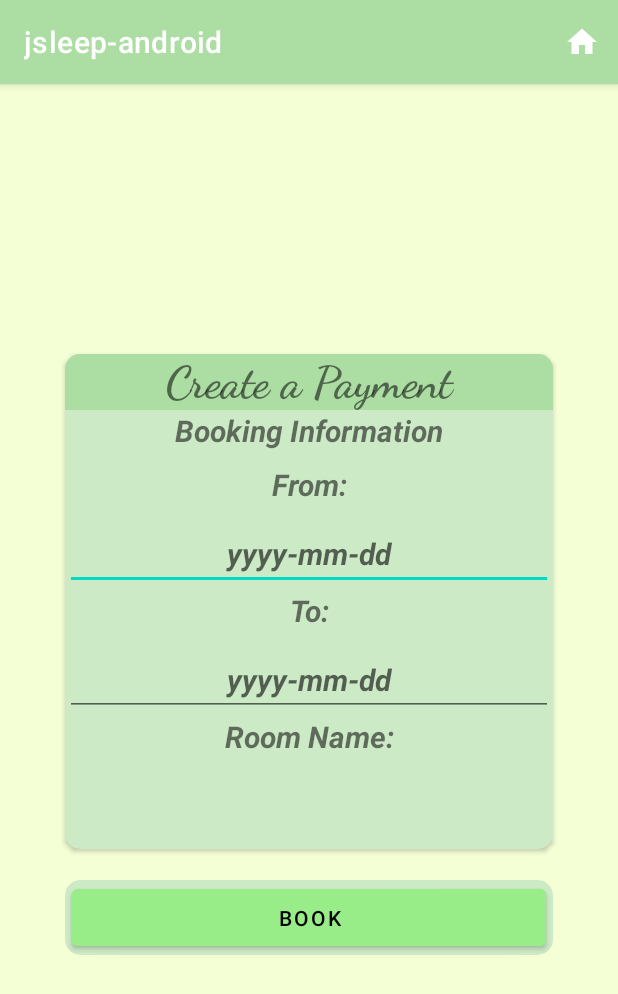
After one commit to marsyuma/jsleep-android, an Android app: the CreatePaymentActivity screen opened directly, with no data from a screen before it, on a phone screen of 412 x 824 dp. The commit adds this screen. Shown: the top 994 px of the screen. Run offline under Robolectric (Android 15) with nearby library versions, the phone set to English and light mode, and no system bars; 1 statement that could not run was skipped.

Commit message:
Payment bisa

```diff
--- /dev/null
+++ b/app/src/main/java/com/BintangMarsyumaRakhasunuJSleepJS/jsleep_android/CreatePaymentActivity.java
@@ -0,0 +1,231 @@
+package com.BintangMarsyumaRakhasunuJSleepJS.jsleep_android;
+
+import androidx.annotation.NonNull;
+import androidx.appcompat.app.AppCompatActivity;
+import androidx.cardview.widget.CardView;
+
+import android.content.Context;
+import android.content.*;
+import android.os.Bundle;
+import android.view.Menu;
+import android.view.MenuInflater;
+import android.view.MenuItem;
+import android.view.View;
+import android.widget.Button;
+import android.widget.EditText;
+import android.widget.TextView;
+import android.widget.Toast;
+
+import com.BintangMarsyumaRakhasunuJSleepJS.jsleep_android.model.Payment;
+import com.BintangMarsyumaRakhasunuJSleepJS.jsleep_android.request.BaseApiService;
+import com.BintangMarsyumaRakhasunuJSleepJS.jsleep_android.request.UtilsApi;
+
+import java.util.regex.Matcher;
+import java.util.regex.Pattern;
+
+import retrofit2.*;
+import retrofit2.http.Query;
+
+public class CreatePaymentActivity extends AppCompatActivity {
+    BaseApiService mApiService;
+    Context mContext;
+
+    Payment payment;
+
+    TextView roomName;
+
+    CardView CardViewBook;
+    Button BookingButton;
+
+    EditText BookingFrom, BookingTo;
+
+    CardView CardViewConfirmCancel;
+    Button ConfirmButton, CancelButton;
+
+    final String REGEX_DATE_PATTERN = "\\d{4}-\\d{2}-\\d{2}";
+
+    @Override
+    protected void onCreate(Bundle savedInstanceState) {
+        mApiService = UtilsApi.getApiService();
+        mContext = this;
+
+        super.onCreate(savedInstanceState);
+        setContentView(R.layout.activity_create_payment);
+
+        roomName = findViewById(R.id.RoomNamePaymentFill);
+        roomName.setText(DetailRoomActivity.tempRoom.name);
+        BookingButton = findViewById(R.id.CreatePaymentButton);
+
+        //==============Booking Biasa================
+        CardViewBook = findViewById(R.id.CardViewBook);
+        BookingFrom = findViewById(R.id.FromFillText);
+        BookingTo = findViewById(R.id.ToFillText);
+
+        //==============Confirm Cancel================
+        CardViewConfirmCancel = findViewById(R.id.CardViewConfirmCancel);
+        ConfirmButton = findViewById(R.id.ConfirmPaymentButton);
+        CancelButton = findViewById(R.id.CancelPaymentButton);
+
+        CardViewBook.setVisibility(CardView.VISIBLE);
+        CardViewConfirmCancel.setVisibility(CardView.GONE);
+        BookingButton.setOnClickListener(new View.OnClickListener() {
+            @Override
+            public void onClick(View view) {
+                requestPayment(MainActivity.loggedAccount.id,
+                        DetailRoomActivity.tempRoom.accountId,
+                        DetailRoomActivity.tempRoom.id,
+                        BookingFrom.getText().toString(),
+                        BookingTo.getText().toString());
+
+            }
+        });
+
+        ConfirmButton.setOnClickListener(new View.OnClickListener() {
+            @Override
+            public void onClick(View view) {
+                requestConfirmPayment(payment.id);
+            }
+        });
+        CancelButton.setOnClickListener(new View.OnClickListener() {
+            @Override
+            public void onClick(View view) {
+                requestCancelPayment(payment.id);
+            }
+        });
+
+    }
+    protected Payment requestPayment(int buyerId, int renterId, int roomId, String fromDate, String toDate) {
+
+        System.out.println(fromDate);
+        System.out.println(toDate);
+
+        Pattern pattern = Pattern.compile(REGEX_DATE_PATTERN);
+        Matcher matcher = pattern.matcher(fromDate);
+        Matcher matcher2 = pattern.matcher(toDate);
+
+        boolean isMatched = matcher.matches();
+        boolean isMatched2 = matcher2.matches();
+
+
+
+        if(isMatched && isMatched2) {
+            mApiService.createPayment(buyerId, renterId, roomId, fromDate, toDate).enqueue(new Callback<Payment>() {
+                @Override
+                public void onResponse(Call<Payment> call, Response<Payment> response) {
+                    if (response.isSuccessful()) {
+                        payment = response.body();
+                        CardViewBook.setVisibility(CardView.GONE);
+                        CardViewConfirmCancel.setVisibility(CardView.VISIBLE);
+                        Toast.makeText(mContext, "Payment Created", Toast.LENGTH_SHORT).show();
+                    } else {
+                        Toast.makeText(mContext, "Payment Failed to Create", Toast.LENGTH_SHORT).show();
+                    }
+                }
+
+                @Override
+                public void onFailure(Call<Payment> call, Throwable t) {
+                    Toast.makeText(mContext, "Payment Failed to Create", Toast.LENGTH_SHORT).show();
+                }
+            });
+
+        } else {
+            Toast.makeText(mContext, "Date format is not valid", Toast.LENGTH_SHORT).show();
+        }
+
+        return null;
+    }
+
+    protected Boolean requestConfirmPayment(int paymentId) {
+        mApiService.acceptPayment(paymentId).enqueue(new Callback<Boolean>() {
+            @Override
+            public void onResponse(Call<Boolean> call, Response<Boolean> response) {
+                if (response.isSuccessful()) {
+                    Boolean isConfirmed = response.body();
+                    if(isConfirmed) {
+                        Toast.makeText(mContext, "Payment Confirmed", Toast.LENGTH_SHORT).show();
+                        Intent intent = new Intent(mContext, MainActivity.class);
+                        startActivity(intent);
+                    } else {
+                        Toast.makeText(mContext, "Payment Failed", Toast.LENGTH_SHORT).show();
+                    }
+                } else {
+                    Toast.makeText(mContext, "Payment Failed", Toast.LENGTH_SHORT).show();
+                }
+            }
+
+            @Override
+            public void onFailure(Call<Boolean> call, Throwable t) {
+                Toast.makeText(mContext, "Payment Failed", Toast.LENGTH_SHORT).show();
+            }
+        });
+
+        return null;
+    }
+    protected Boolean requestCancelPayment(int paymentId) {
+        mApiService.cancelPayment(paymentId).enqueue(new Callback<Boolean>() {
+            @Override
+            public void onResponse(Call<Boolean> call, Response<Boolean> response) {
+                if (response.isSuccessful()) {
+                    Boolean isConfirmed = response.body();
+                    if(isConfirmed) {
+                        Toast.makeText(mContext, "Payment Canceled", Toast.LENGTH_SHORT).show();
+                        Intent intent = new Intent(mContext, MainActivity.class);
+                        startActivity(intent);
+                    } else {
+                        Toast.makeText(mContext, "Payment Failed", Toast.LENGTH_SHORT).show();
+                    }
+                } else {
+                    Toast.makeText(mContext, "Payment Failed", Toast.LENGTH_SHORT).show();
+                }
+            }
+
+            @Override
+            public void onFailure(Call<Boolean> call, Throwable t) {
+                Toast.makeText(mContext, "Payment Failed", Toast.LENGTH_SHORT).show();
+            }
+        });
+
+        return null;
+    }
+
+    @Override
+    public boolean onCreateOptionsMenu(Menu menu) {
+        MenuInflater inflater = getMenuInflater();
+        inflater.inflate(R.menu.menu, menu);
+        return true;
+    }
+
+    /**
+     This method is called when a menu item is selected.
+     @param item the selected menu item
+     @return true if the menu item was handled successfully, false otherwise
+     */
+    public boolean onOptionsItemSelected(MenuItem item) {
+        // Handle item selection
+        switch (item.getItemId()) {
+            case R.id.home:
+                Intent move = new Intent(CreatePaymentActivity.this, MainActivity.class);
+                startActivity(move);
+                return true;
+            default:
+                return super.onOptionsItemSelected(item);
+        }
+    }
+
+    /**
+     This method is called to prepare the options menu.
+     @param menu the options menu to prepare
+     @return true if the menu was prepared successfully, false otherwise
+     */
+    public boolean onPrepareOptionsMenu(Menu menu)
+    {
+        MenuItem acc = menu.findItem(R.id.AccountIcon);
+        MenuItem box = menu.findItem(R.id.AddIcon);
+        MenuItem search = menu.findItem(R.id.SearchIcon);
+        search.setVisible(false);
+        acc.setVisible(false);
+        box.setVisible(false);
+        return true;
+    }
+
+}
--- a/app/src/main/java/com/BintangMarsyumaRakhasunuJSleepJS/jsleep_android/MainActivity.java
+++ b/app/src/main/java/com/BintangMarsyumaRakhasunuJSleepJS/jsleep_android/MainActivity.java
@@ -43,6 +43,8 @@ public class MainActivity extends AppCompatActivity {
     ListView list;
     int currentPage;
     public static Account loggedAccount;
+    static List<String> roomName = new ArrayList<>();
+    static BaseApiService mApiServiceStatic;
     @Override
     protected void onCreate(Bundle savedInstanceState) {
         super.onCreate(savedInstanceState);
@@ -122,6 +124,8 @@ public class MainActivity extends AppCompatActivity {
         }
 
     }
+
+
     protected List<Room> getRoomList(int page, int size) {
         mApiService.getAllRoom(page, size).enqueue(new Callback<List<Room>>() {
             @Override
--- a/app/src/main/java/com/BintangMarsyumaRakhasunuJSleepJS/jsleep_android/request/BaseApiService.java
+++ b/app/src/main/java/com/BintangMarsyumaRakhasunuJSleepJS/jsleep_android/request/BaseApiService.java
@@ -35,4 +35,26 @@ public interface BaseApiService {
     @POST("account/{id}/topUp")
     Call<Boolean> topUp(@Path("id") int id,
                         @Query("balance") int balance);
+
+    @POST("payment/create")
+    Call<Payment> createPayment(@Query("buyerId") int buyerId,
+                                @Query("renterId") int renterId,
+                                @Query("roomId") int roomId,
+                                @Query("from") String from,
+                                @Query("to") String to);
+
+    @GET("room/{id}")
+    Call<Room> room (@Path("id") int id);
+
+    @GET("payment/getAll/{id}")
+    Call<List<Payment>> getRoomByRenter(@Path("id") int renterId,@Query("page") int page, @Query("pageSize") int pageSize);
+
+    @POST("payment/{id}/accept")
+    Call<Boolean> acceptPayment(@Path("id") int id);
+
+    @POST("payment/{id}/cancel")
+    Call<Boolean> cancelPayment(@Path("id") int id);
+
+    @POST("payment/{id}/rating")
+    Call<Boolean> rating(@Path("id") int id, @Query("rating") String rating);
 }
--- /dev/null
+++ b/app/src/main/res/drawable/ic_baseline_home_24.xml
@@ -0,0 +1,5 @@
+<vector android:height="24dp" android:tint="#FFFFFF"
+    android:viewportHeight="24" android:viewportWidth="24"
+    android:width="24dp" xmlns:android="http://schemas.android.com/apk/res/android">
+    <path android:fillColor="@android:color/white" android:pathData="M10,20v-6h4v6h5v-8h3L12,3 2,12h3v8z"/>
+</vector>
--- /dev/null
+++ b/app/src/main/res/layout/activity_create_payment.xml
@@ -0,0 +1,213 @@
+<?xml version="1.0" encoding="utf-8"?>
+<androidx.constraintlayout.widget.ConstraintLayout xmlns:android="http://schemas.android.com/apk/res/android"
+    xmlns:app="http://schemas.android.com/apk/res-auto"
+    xmlns:tools="http://schemas.android.com/tools"
+    android:layout_width="match_parent"
+    android:layout_height="match_parent"
+    android:background="#f5ffd6"
+    tools:context=".CreatePaymentActivity">
+
+    <ImageView
+        android:id="@+id/SunPay2"
+        android:layout_width="411dp"
+        android:layout_height="259dp"
+
+        android:layout_marginBottom="552dp"
+        android:alpha="0.4"
+        android:rotation="180"
+        android:visibility="gone"
+        app:layout_constraintBottom_toBottomOf="parent"
+
+        app:layout_constraintEnd_toEndOf="parent"
+        app:layout_constraintHorizontal_bias="0.0"
+        app:layout_constraintStart_toStartOf="parent"
+        app:srcCompat="@drawable/sun" />
+
+    <androidx.cardview.widget.CardView
+        android:id="@+id/CardViewBook"
+        android:layout_width="325dp"
+        android:layout_height="50dp"
+        android:backgroundTint="#cdeac7"
+        android:visibility="visible"
+        app:cardCornerRadius="10dp"
+        app:layout_constraintBottom_toBottomOf="parent"
+        app:layout_constraintEnd_toEndOf="parent"
+        app:layout_constraintStart_toStartOf="parent"
+        app:layout_constraintTop_toBottomOf="@+id/RegisterDetailCard"
+        app:layout_constraintVertical_bias="0.1">>
+
+        <Button
+            android:id="@+id/CreatePaymentButton"
+            android:layout_width="match_parent"
+            android:layout_height="50dp"
+            android:layout_weight="1"
+            android:backgroundTint="#98ED89"
+            android:insetLeft="5dp"
+            android:insetRight="5dp"
+            android:text="Book"
+            android:textColor="@color/black" />
+    </androidx.cardview.widget.CardView>
+
+    <androidx.cardview.widget.CardView
+        android:id="@+id/CardViewConfirmCancel"
+        android:layout_width="325dp"
+        android:layout_height="50dp"
+        android:backgroundTint="#cdeac7"
+        android:visibility="gone"
+        app:cardCornerRadius="10dp"
+        app:layout_constraintBottom_toBottomOf="parent"
+        app:layout_constraintEnd_toEndOf="parent"
+        app:layout_constraintStart_toStartOf="parent"
+        app:layout_constraintTop_toBottomOf="@+id/RegisterDetailCard"
+        app:layout_constraintVertical_bias="0.1">
+
+        <LinearLayout
+            android:layout_width="325dp"
+            android:layout_height="60dp"
+            android:orientation="horizontal">
+
+            <Button
+                android:id="@+id/ConfirmPaymentButton"
+                android:layout_width="75dp"
+                android:layout_height="50dp"
+                android:layout_weight="1"
+                android:backgroundTint="#98ED89"
+                android:insetLeft="5dp"
+                android:insetRight="5dp"
+                android:text="Confirm"
+                android:textColor="@color/black" />
+
+            <Button
+                android:id="@+id/CancelPaymentButton"
+                android:layout_width="75dp"
+                android:layout_height="50dp"
+                android:layout_weight="1"
+                android:backgroundTint="#98ED89"
+                android:insetLeft="5dp"
+                android:insetRight="5dp"
+                android:text="Cancel"
+                android:textColor="@color/black" />
+
+        </LinearLayout>
+    </androidx.cardview.widget.CardView>
+
+    <ImageView
+        android:id="@+id/SunPay1"
+        android:layout_width="411dp"
+        android:layout_height="259dp"
+        android:layout_marginTop="520dp"
+        android:visibility="gone"
+        android:alpha="0.4"
+        android:rotation="0"
+        app:layout_constraintEnd_toEndOf="parent"
+        app:layout_constraintHorizontal_bias="0.0"
+        app:layout_constraintStart_toStartOf="parent"
+        app:layout_constraintTop_toTopOf="parent"
+        app:srcCompat="@drawable/sun" />
+
+    <androidx.cardview.widget.CardView
+        android:id="@+id/RegisterDetailCard"
+        android:layout_width="325dp"
+        android:layout_height="330dp"
+        android:backgroundTint="#cdeac7"
+        android:visibility="visible"
+        app:cardCornerRadius="10dp"
+        app:layout_constraintBottom_toBottomOf="parent"
+        app:layout_constraintEnd_toEndOf="parent"
+        app:layout_constraintStart_toStartOf="parent"
+        app:layout_constraintTop_toTopOf="parent"
+        app:layout_constraintVertical_bias="0.411">
+
+        <LinearLayout
+            android:layout_width="325dp"
+            android:layout_height="320dp"
+            android:orientation="vertical">
+
+            <TextView
+                android:id="@+id/PaymentCreate"
+                android:layout_width="match_parent"
+                android:layout_height="wrap_content"
+                android:background="#acdda3"
+                android:fontFamily="cursive"
+                android:text="Create a Payment"
+                android:textAlignment="center"
+                android:textSize="30dp"
+                android:textStyle="bold" />
+
+            <TextView
+                android:id="@+id/PaymentInfo"
+                android:layout_width="match_parent"
+                android:layout_height="36dp"
+                android:ems="10"
+                android:inputType="textPersonName"
+                android:text="Booking Information"
+                android:textAlignment="center"
+                android:textSize="20dp"
+                android:textStyle="bold|italic" />
+
+
+            <TextView
+                android:id="@+id/FromText"
+                android:layout_width="match_parent"
+                android:layout_height="36dp"
+                android:ems="10"
+                android:inputType="text"
+                android:text="From:"
+                android:textAlignment="center"
+                android:textSize="20dp"
+                android:textStyle="bold|italic" />
+
+            <EditText
+                android:id="@+id/FromFillText"
+                android:layout_width="match_parent"
+                android:layout_height="wrap_content"
+                android:hint="yyyy-mm-dd"
+                android:textAlignment="center"
+                android:textSize="20dp"
+                android:textStyle="bold|italic" />
+
+            <TextView
+                android:id="@+id/ToText"
+                android:layout_width="match_parent"
+                android:layout_height="36dp"
+                android:ems="10"
+                android:inputType="textPersonName"
+                android:text="To:"
+                android:textAlignment="center"
+                android:textSize="20dp"
+                android:textStyle="bold|italic" />
+
+            <EditText
+                android:id="@+id/ToFillText"
+                android:layout_width="match_parent"
+                android:layout_height="wrap_content"
+                android:hint="yyyy-mm-dd"
+                android:textAlignment="center"
+                android:textSize="20dp"
+                android:textStyle="bold|italic" />
+
+            <TextView
+                android:id="@+id/RoomNamePayment"
+                android:layout_width="match_parent"
+                android:layout_height="36dp"
+                android:ems="10"
+                android:inputType="textPersonName"
+                android:text="Room Name:"
+                android:textAlignment="center"
+                android:textSize="20dp"
+                android:textStyle="bold|italic" />
+
+            <TextView
+                android:id="@+id/RoomNamePaymentFill"
+                android:layout_width="match_parent"
+                android:layout_height="42dp"
+                android:textAlignment="center"
+                android:textSize="20dp"
+                android:textStyle="bold|italic" />
+
+        </LinearLayout>
+    </androidx.cardview.widget.CardView><![CDATA[
+
+    />
+]]>
+</androidx.constraintlayout.widget.ConstraintLayout>
--- a/app/src/main/res/menu/menu.xml
+++ b/app/src/main/res/menu/menu.xml
@@ -16,4 +16,9 @@
         android:title="Add Button"
         app:actionViewClass="androidx.appcompat.widget.SearchView"
         app:showAsAction="collapseActionView|always"/>
+    <item android:id="@+id/home"
+        android:icon="@drawable/ic_baseline_home_24"
+        android:title="Home Button"
+        app:actionViewClass="androidx.appcompat.widget.SearchView"
+        app:showAsAction="collapseActionView|always"/>
 </menu>
```
Also changed, not shown: app/src/main/AndroidManifest.xml (+36 -8 lines), app/src/main/java/com/BintangMarsyumaRakhasunuJSleepJS/jsleep_android/AboutMeActivity.java (+3 -4 lines), app/src/main/java/com/BintangMarsyumaRakhasunuJSleepJS/jsleep_android/DetailRoomActivity.java (+16 -1 lines), app/src/main/java/com/BintangMarsyumaRakhasunuJSleepJS/jsleep_android/model/Invoice.java (added, +43 -0 lines), app/src/main/java/com/BintangMarsyumaRakhasunuJSleepJS/jsleep_android/model/Payment.java (added, +27 -0 lines), app/src/main/res/layout/activity_aboutme.xml (+15 -1 lines), app/src/main/res/layout/activity_detail_room.xml (+44 -15 lines).
